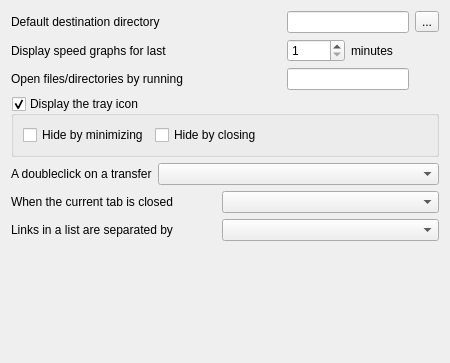
Old version of the form SettingsGeneralForm.ui in the repository LubosD/fatrat.
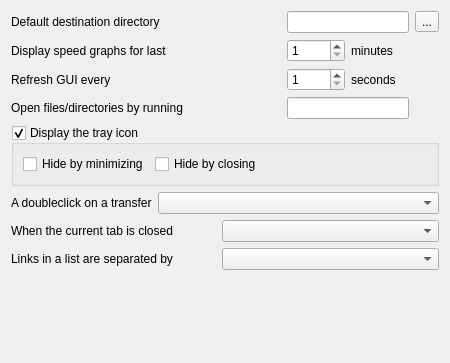
New version of the form.

Commit message: The GUI refresh rate is now configurable

What changed in the file:
```diff
--- a/SettingsGeneralForm.ui
+++ b/SettingsGeneralForm.ui
@@ -51,17 +51,17 @@
      </property>
     </widget>
    </item>
-   <item row="2" column="0" colspan="3" >
+   <item row="3" column="0" colspan="3" >
     <widget class="QLabel" name="label_11" >
      <property name="text" >
       <string>Open files/directories by running</string>
      </property>
     </widget>
    </item>
-   <item row="2" column="3" colspan="2" >
+   <item row="3" column="3" colspan="2" >
     <widget class="QLineEdit" name="lineFileExec" />
    </item>
-   <item row="3" column="0" colspan="6" >
+   <item row="4" column="0" colspan="6" >
     <widget class="QGroupBox" name="checkTrayIcon" >
      <property name="title" >
       <string>Display the tray icon</string>
@@ -100,37 +100,37 @@
      </layout>
     </widget>
    </item>
-   <item row="4" column="0" >
+   <item row="5" column="0" >
     <widget class="QLabel" name="label_2" >
      <property name="text" >
       <string>A doubleclick on a transfer</string>
      </property>
     </widget>
    </item>
-   <item row="4" column="1" colspan="5" >
+   <item row="5" column="1" colspan="5" >
     <widget class="QComboBox" name="comboDoubleClick" />
    </item>
-   <item row="5" column="0" colspan="2" >
+   <item row="6" column="0" colspan="2" >
     <widget class="QLabel" name="label_3" >
      <property name="text" >
       <string>When the current tab is closed</string>
      </property>
     </widget>
    </item>
-   <item row="5" column="2" colspan="4" >
+   <item row="6" column="2" colspan="4" >
     <widget class="QComboBox" name="comboCloseCurrent" />
    </item>
-   <item row="6" column="0" colspan="2" >
+   <item row="7" column="0" colspan="2" >
     <widget class="QLabel" name="label_4" >
      <property name="text" >
       <string>Links in a list are separated by</string>
      </property>
     </widget>
    </item>
-   <item row="6" column="2" colspan="4" >
+   <item row="7" column="2" colspan="4" >
     <widget class="QComboBox" name="comboLinkSeparator" />
    </item>
-   <item row="7" column="0" colspan="5" >
+   <item row="8" column="0" colspan="5" >
     <spacer>
      <property name="orientation" >
       <enum>Qt::Vertical</enum>
@@ -143,6 +143,30 @@
      </property>
     </spacer>
    </item>
+   <item row="2" column="0" >
+    <widget class="QLabel" name="label_5" >
+     <property name="text" >
+      <string>Refresh GUI every</string>
+     </property>
+    </widget>
+   </item>
+   <item row="2" column="3" >
+    <widget class="QSpinBox" name="spinRefreshGUI" >
+     <property name="minimum" >
+      <number>1</number>
+     </property>
+     <property name="maximum" >
+      <number>10</number>
+     </property>
+    </widget>
+   </item>
+   <item row="2" column="4" >
+    <widget class="QLabel" name="label_6" >
+     <property name="text" >
+      <string>seconds</string>
+     </property>
+    </widget>
+   </item>
   </layout>
  </widget>
  <tabstops>
```
Left out of the diff: 4 changed lines with no effect on the pictures. The commit also changes 6 other files.
